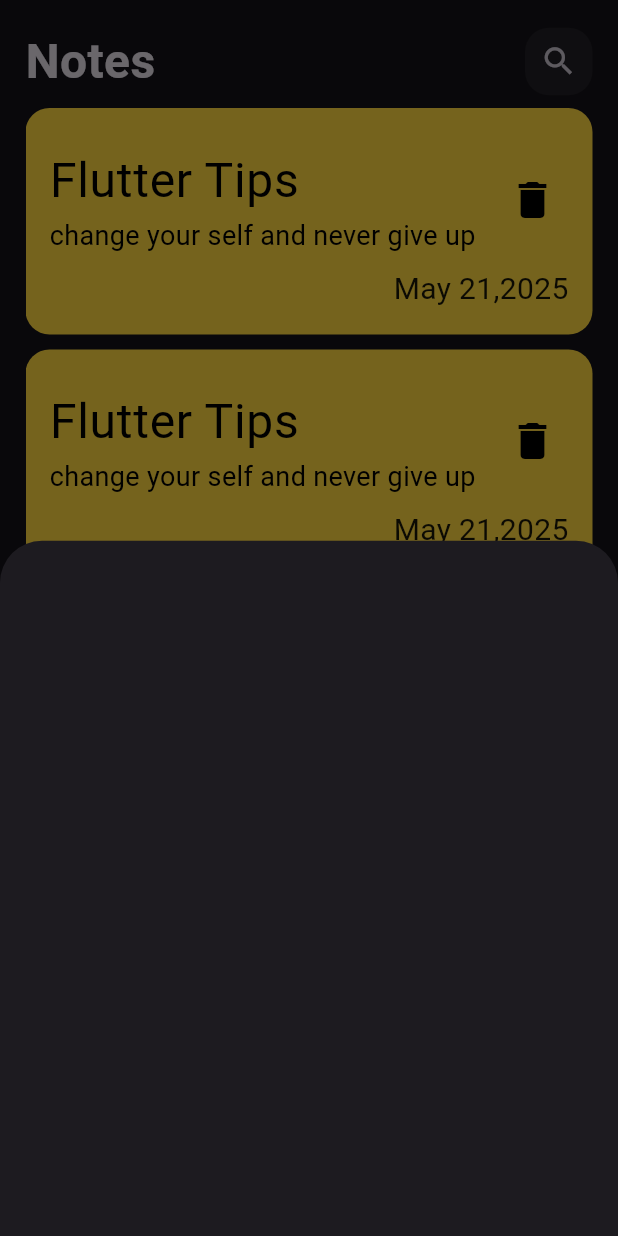
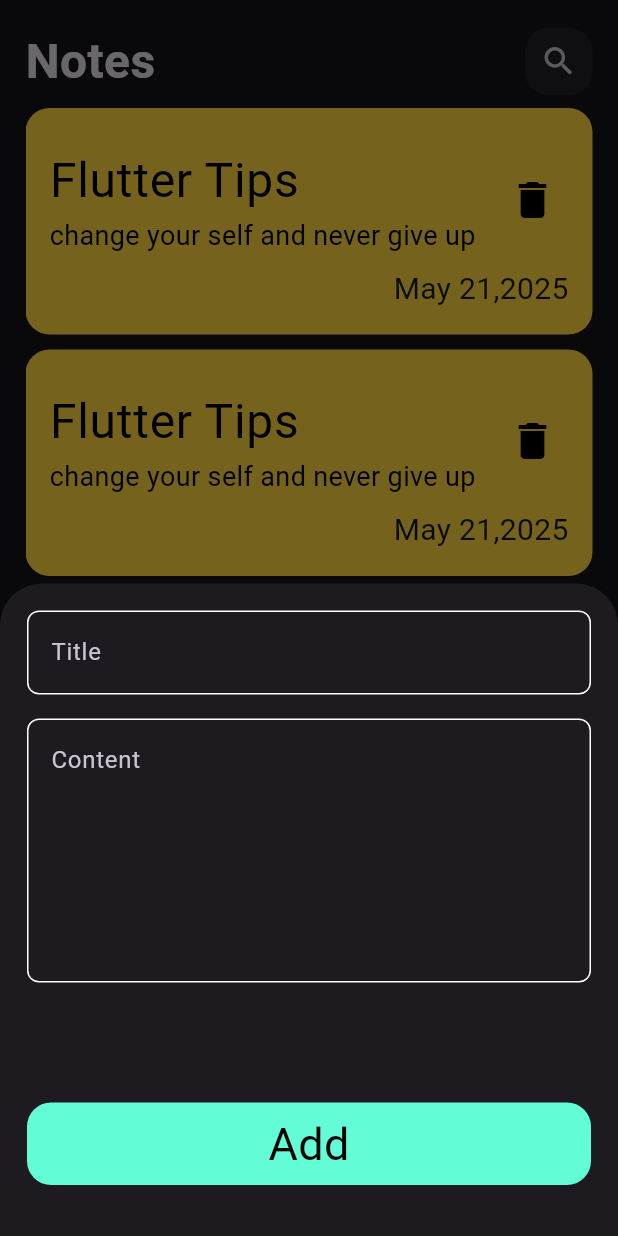
Before and after one commit to AmmarEmad-2004/note_app, a Flutter app: the screen it shows after launch, after a tap on the "add" icon, on a phone screen of 412 x 824 dp. Run offline on Flutter 3.47's test engine with Material 3 defaults, Android fonts, the phone set to English and light mode, and no system bars; our stand-ins replace device_preview.

Commit message:
add custom text fields and bottom sheet for adding notes; set initial route for notes view

```diff
--- /dev/null
+++ b/lib/constants.dart
@@ -0,0 +1,3 @@
+import 'package:flutter/material.dart';
+
+Color kPrimaryColor = const Color(0xff62FCD7);
--- a/lib/main.dart
+++ b/lib/main.dart
@@ -19,8 +19,12 @@ class NotesApp extends StatelessWidget {
   @override
   Widget build(BuildContext context) {
     return MaterialApp(
+      routes:  {
+        'NotesView':(context)=> const NotesView(),
+      },
         theme: ThemeData.dark(),
         debugShowCheckedModeBanner: false,
-        home: const NotesView());
+         initialRoute: 'NotesView',
+    );
   }
 }
--- a/lib/views/notes_view.dart
+++ b/lib/views/notes_view.dart
@@ -16,7 +16,10 @@ class NotesView extends StatelessWidget {
             showModalBottomSheet(
               context: context,
               builder: (context) {
-                return const AddNoteBottomSheet();
+                return const Padding(
+                  padding: EdgeInsets.symmetric(horizontal: 18, vertical: 18),
+                  child: AddNoteBottomSheet(),
+                );
               },
             );
           },
--- a/lib/views/widgets/add_note_bottom_sheet.dart
+++ b/lib/views/widgets/add_note_bottom_sheet.dart
@@ -1,10 +1,55 @@
 import 'package:flutter/material.dart';
+import 'package:notes_app/constants.dart';
+import 'package:notes_app/views/widgets/custom_text_field.dart';
 
 class AddNoteBottomSheet extends StatelessWidget {
   const AddNoteBottomSheet({super.key});
 
   @override
   Widget build(BuildContext context) {
-    return Container();
+    return const SingleChildScrollView(
+      child: Column(
+        children: [
+          CustomTextField(text: 'Title'),
+          SizedBox(height: 16),
+          CustomTextField(
+            text: 'Content',
+            maxLine: 6,
+          ),
+          SizedBox(height: 80),
+          CustomBottom(
+            buttonText: 'Add',
+          ),
+          SizedBox(
+            height: 16,
+          ),
+        ],
+      ),
+    );
   }
 }
+
+class CustomBottom extends StatelessWidget {
+  const CustomBottom({
+    super.key,
+    required this.buttonText,
+  });
+  final String buttonText;
+  @override
+  Widget build(BuildContext context) {
+    return Container(
+      decoration: BoxDecoration(
+        color: kPrimaryColor,
+        borderRadius: BorderRadius.circular(16),
+      ),
+      width: double.infinity,
+      height: 55,
+      child: Center(
+        child: Text(
+          buttonText,
+          style: const TextStyle(fontSize: 30, color: Colors.black),
+        ),
+      ),
+    );
+  }
+}
--- /dev/null
+++ b/lib/views/widgets/custom_text_field.dart
@@ -0,0 +1,32 @@
+import 'package:flutter/material.dart';
+import 'package:notes_app/constants.dart';
+
+class CustomTextField extends StatelessWidget {
+  const CustomTextField({
+    super.key, required this.text,  this.maxLine=1,
+  });
+
+  final String text;
+  final int maxLine;
+
+  @override
+  Widget build(BuildContext context) {
+    return TextField(
+        maxLines: maxLine,
+        cursorColor: kPrimaryColor,
+        decoration: InputDecoration(
+          hintText: text,
+          border: buildBorder(),
+          enabledBorder: buildBorder(),
+          focusedBorder: buildBorder(kPrimaryColor),
+        ));
+  }
+
+  OutlineInputBorder buildBorder([color]) {
+    return OutlineInputBorder(
+        borderRadius: BorderRadius.circular(8),
+        borderSide: BorderSide(
+          color: color ?? Colors.white,
+        ));
+  }
+}
--- a/lib/views/widgets/note_item.dart
+++ b/lib/views/widgets/note_item.dart
@@ -5,7 +5,11 @@ class NoteItem extends StatelessWidget {
 
   @override
   Widget build(BuildContext context) {
-    return Container(
+    return GestureDetector(
+      onTap: () {
+
+      },
+      child: Container(
         decoration: BoxDecoration(
           borderRadius: BorderRadius.circular(16),
           color: Colors.amberAccent,
@@ -44,6 +48,7 @@ class NoteItem extends StatelessWidget {
             ],
           ),
         ),
+      ),
     );
   }
 }
```
Lines whose indentation alone changed are shown as unchanged.
